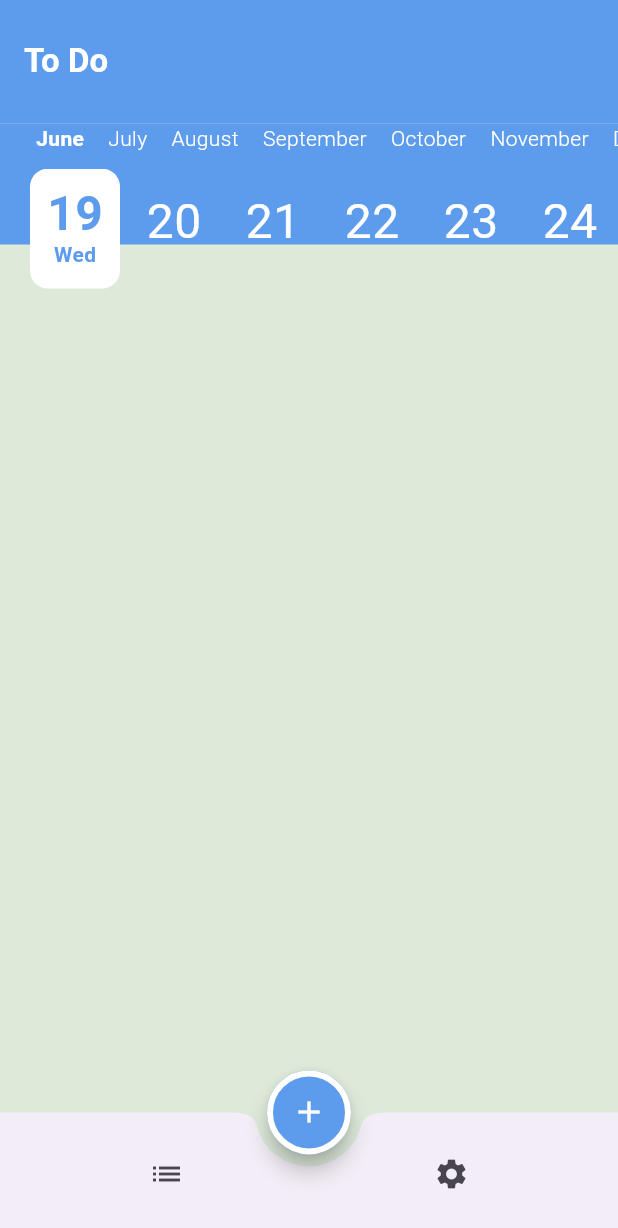
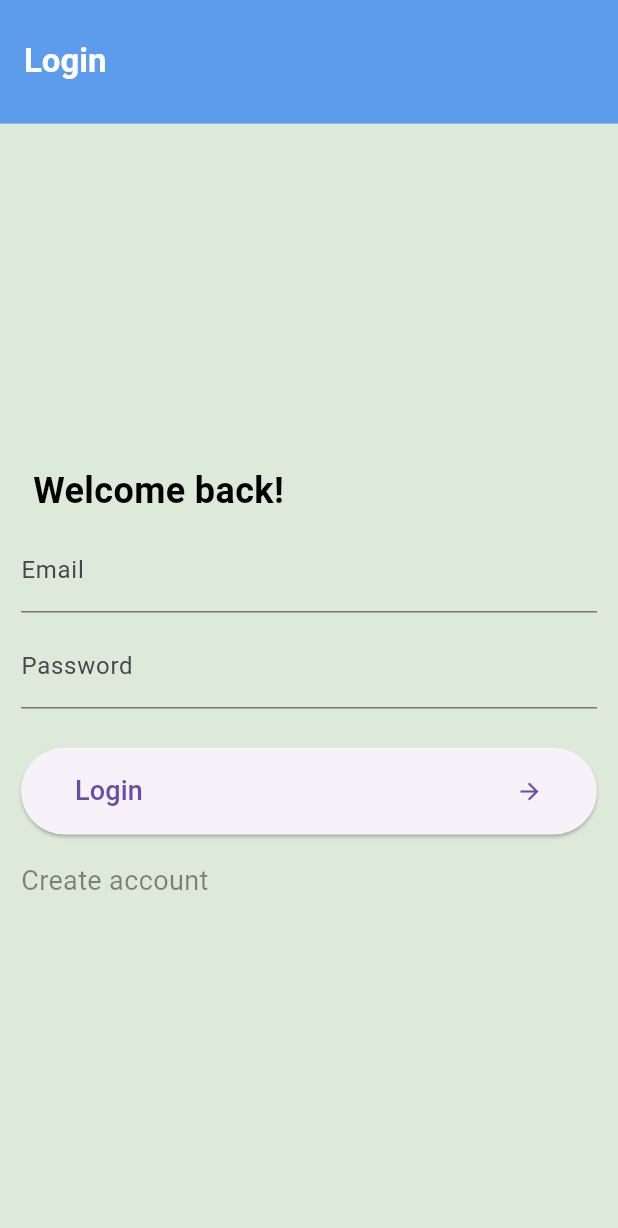
Before and after one commit to AbdullahAshraf2001/TodoAppFinal, a Flutter app: the screen it shows after launch, on a phone screen of 412 x 824 dp. Shown: the top 1228 px of the screen. Run offline on Flutter 3.47's test engine with Material 3 defaults, Android fonts, the phone set to English and light mode, and no system bars; drawn by our look-alikes of calendar_timeline; our stand-ins replace cloud_firestore, firebase_auth, firebase_core, flutter_slidable; accounts and stored records are empty.

Commit message:
finished app auth

```diff
--- a/lib/main.dart
+++ b/lib/main.dart
@@ -3,6 +3,8 @@ import 'package:firebase_core/firebase_core.dart';
 import 'package:flutter/material.dart';
 import 'package:provider/provider.dart';
 import 'package:todo/ui/provider/list_provider.dart';
+import 'package:todo/ui/screens/auth/login/login_screen.dart';
+import 'package:todo/ui/screens/auth/register/register_screen.dart';
 import 'package:todo/ui/screens/home/home_screen.dart';
 import 'package:todo/ui/screens/splash/splash_screen.dart';
 import 'package:todo/ui/utils/app_theme.dart';
@@ -11,8 +13,8 @@ void main() async {
   WidgetsFlutterBinding.ensureInitialized();
   await Firebase.initializeApp();
   FirebaseFirestore.instance.settings =
-      Settings(cacheSizeBytes: Settings.CACHE_SIZE_UNLIMITED);
-  await FirebaseFirestore.instance.disableNetwork();
+      const Settings(cacheSizeBytes: Settings.CACHE_SIZE_UNLIMITED);
+  // await FirebaseFirestore.instance.disableNetwork();
 
   runApp(ChangeNotifierProvider(
       create: (_){
@@ -30,8 +32,10 @@ class MyApp extends StatelessWidget {
       theme: AppTheme.lightTheme,
       themeMode: ThemeMode.light,
       routes: {
-        SplashScreen.routeName: (_) => SplashScreen(),
-        HomeScreen.routeName: (_) => HomeScreen()
+        SplashScreen.routeName: (_) => const SplashScreen(),
+        HomeScreen.routeName: (_) => HomeScreen(),
+        LoginScreen.routeName: (_) => LoginScreen(),
+        RegisterScreen.routeName: (_) => RegisterScreen(),
       },
       initialRoute: SplashScreen.routeName,
     );
--- /dev/null
+++ b/lib/models/app_user.dart
@@ -0,0 +1,35 @@
+import 'package:cloud_firestore/cloud_firestore.dart';
+
+class AppUser {
+  static const collectionName = "users";
+  static AppUser? currentUser;
+  late String id;
+  late String email;
+  late String username;
+
+  AppUser({required this.username, required this.id, required this.email});
+
+  AppUser.fromJson(Map json) {
+    id = json["id"];
+    email = json["email"];
+    username = json["username"];
+  }
+
+  Map<String, dynamic> toJson() {
+    return {
+      "id": id,
+      "email": email,
+      "username": username,
+    };
+  }
+
+  static CollectionReference<AppUser> collection(){ return
+    FirebaseFirestore.instance
+        .collection(AppUser.collectionName).withConverter<AppUser>(
+        fromFirestore: (snapshot, _) {
+          return AppUser.fromJson(snapshot.data()!);
+        }, toFirestore: (user, _) {
+      return user.toJson();
+    });
+  }
+}
--- a/lib/ui/provider/list_provider.dart
+++ b/lib/ui/provider/list_provider.dart
@@ -1,5 +1,6 @@
 import 'package:cloud_firestore/cloud_firestore.dart';
 import 'package:flutter/cupertino.dart';
+import 'package:todo/models/app_user.dart';
 import 'package:todo/models/todo_dm.dart';
 
 class ListProvider extends ChangeNotifier {
@@ -8,7 +9,8 @@ class ListProvider extends ChangeNotifier {
   DateTime selectedDate = DateTime.now();
 
   refreshTodosList() async {
-    CollectionReference<TodoDM> todosCollection = FirebaseFirestore.instance
+    CollectionReference<TodoDM> todosCollection = AppUser.collection()
+        .doc(AppUser.currentUser!.id)
         .collection(TodoDM.collectionName)
         .withConverter<TodoDM>(fromFirestore: (docSnapShot, _) {
       Map json = docSnapShot.data() as Map;
@@ -51,4 +53,6 @@ class ListProvider extends ChangeNotifier {
     }).toList();
     notifyListeners();
   }
+
+
 }
--- /dev/null
+++ b/lib/ui/screens/auth/login/login_screen.dart
@@ -0,0 +1,124 @@
+import 'package:cloud_firestore/cloud_firestore.dart';
+import 'package:firebase_auth/firebase_auth.dart';
+import 'package:flutter/material.dart';
+import 'package:todo/models/app_user.dart';
+import 'package:todo/ui/screens/auth/register/register_screen.dart';
+import 'package:todo/ui/screens/home/home_screen.dart';
+import 'package:todo/ui/utils/dialog_utils.dart';
+
+class LoginScreen extends StatefulWidget {
+  static const String routeName = "login";
+  LoginScreen({super.key});
+
+  @override
+  State<LoginScreen> createState() => _LoginScreenState();
+}
+
+class _LoginScreenState extends State<LoginScreen> {
+  String email = "";
+
+  String password = "";
+
+  @override
+  Widget build(BuildContext context) {
+    return Scaffold(
+      appBar: AppBar(
+        elevation: 0,
+        title: const Text("Login"),
+        toolbarHeight: MediaQuery.of(context).size.height * .1,
+      ),
+      body: SingleChildScrollView(
+        child: Padding(
+          padding: const EdgeInsets.all(14),
+          child: Column(
+            crossAxisAlignment: CrossAxisAlignment.stretch,
+            children: [
+              SizedBox(height: MediaQuery.of(context).size.height * .25,
+              ),
+              const Padding(padding: EdgeInsets.all(8),
+              child: Text("Welcome back!",
+                textAlign :TextAlign.start,
+                style: TextStyle(
+                  fontSize: 24,
+                  color: Colors.black,
+                  fontWeight: FontWeight.bold,
+                ),
+              ),
+              ),
+              TextFormField(
+                onChanged: (text){
+                  email = text;
+                },
+                decoration: const InputDecoration(
+                  label:Text("Email"),
+                ),
+              ),
+              SizedBox(height: 8,),
+              TextFormField(
+                onChanged: (text){
+                  password = text;
+                },
+                decoration: const InputDecoration(
+                  label:Text("Password"),
+                ),
+              ),
+              SizedBox(height: 26,),
+              ElevatedButton(onPressed: (){
+                login();
+              }, child: Padding(
+                padding: EdgeInsets.symmetric(vertical: 16, horizontal: 12),
+                child: Row(
+                  children: [
+                    Text("Login", style: TextStyle(fontSize: 18),),
+                    Spacer(),
+                    Icon(Icons.arrow_forward)
+                  ],
+                ),
+              )),
+              SizedBox(height: 18,),
+              InkWell(
+                onTap: (){
+                  Navigator.pushNamed(context, RegisterScreen.routeName);
+                },
+                child: Text(
+                  "Create account",
+                  style: TextStyle(fontSize: 18, color: Colors.black45),
+                ),
+              )
+            ],
+          ),
+        ),
+      ),
+    );
+  }
+
+  void login() async {
+    try {
+      showLoading(context);
+      UserCredential userCredential = await FirebaseAuth.instance
+          .signInWithEmailAndPassword(email: email, password: password);
+
+      AppUser currentUser = await getUserFromFirestore(userCredential.user!.uid);
+      AppUser.currentUser = currentUser;
+      hideLoading(context);
+      Navigator.pushReplacementNamed(context, HomeScreen.routeName);
+    } on FirebaseAuthException catch (error) {
+      hideLoading(context);
+      showErrorDialog(
+          context, error.message ?? "Something went wrong please try again.");
+    }
+  }
+
+  Future<void> registerUserInFirebase(AppUser user) async {
+    CollectionReference<AppUser> userCollection = AppUser.collection();
+    await userCollection.doc(user.id).set(user);
+
+    userCollection.add(user);
+  }
+
+  Future<AppUser> getUserFromFirestore(String id) async {
+    CollectionReference<AppUser> userCollection = AppUser.collection();
+    DocumentSnapshot<AppUser> documentSnapshot = await userCollection.doc(id).get();
+    return documentSnapshot.data()!;
+  }
+}
--- a/lib/ui/screens/home/tabs/list/list_tab.dart
+++ b/lib/ui/screens/home/tabs/list/list_tab.dart
@@ -60,7 +60,7 @@ class _ListTabState extends State<ListTab> {
                 dayColor: AppColors.white,
                 activeDayColor: AppColors.primary,
                 activeBackgroundDayColor: AppColors.white,
-                dotsColor: AppColors.transparent,
+                dotsColor: Colors.transparent,
               ),
             ],
           ),
--- a/lib/ui/utils/app_theme.dart
+++ b/lib/ui/utils/app_theme.dart
@@ -36,6 +36,6 @@ abstract class AppTheme {
   scaffoldBackgroundColor: AppColors.accent,
   dividerTheme: DividerThemeData(thickness: 3, color: AppColors.primary)
   );
-  static ThemeData darkTheme = ThemeData();
+  // static ThemeData darkTheme = ThemeData();
 
 }
```
Also changed, not shown: lib/ui/bottom_sheets/add_bottom_sheet.dart (renamed from lib/ui/screens/bottom_sheets/add_bottom_sheet.dart, +9 -9 lines), lib/ui/screens/auth/register/register_screen.dart (added, +110 -0 lines), lib/ui/screens/home/home_screen.dart (+21 -7 lines), lib/ui/screens/home/tabs/settings/settings_tab.dart (+11 -1 lines), lib/ui/screens/splash/splash_screen.dart (+5 -3 lines), lib/ui/utils/dialog_utils.dart (added, +39 -0 lines). Lines whose indentation alone changed are shown as unchanged.
